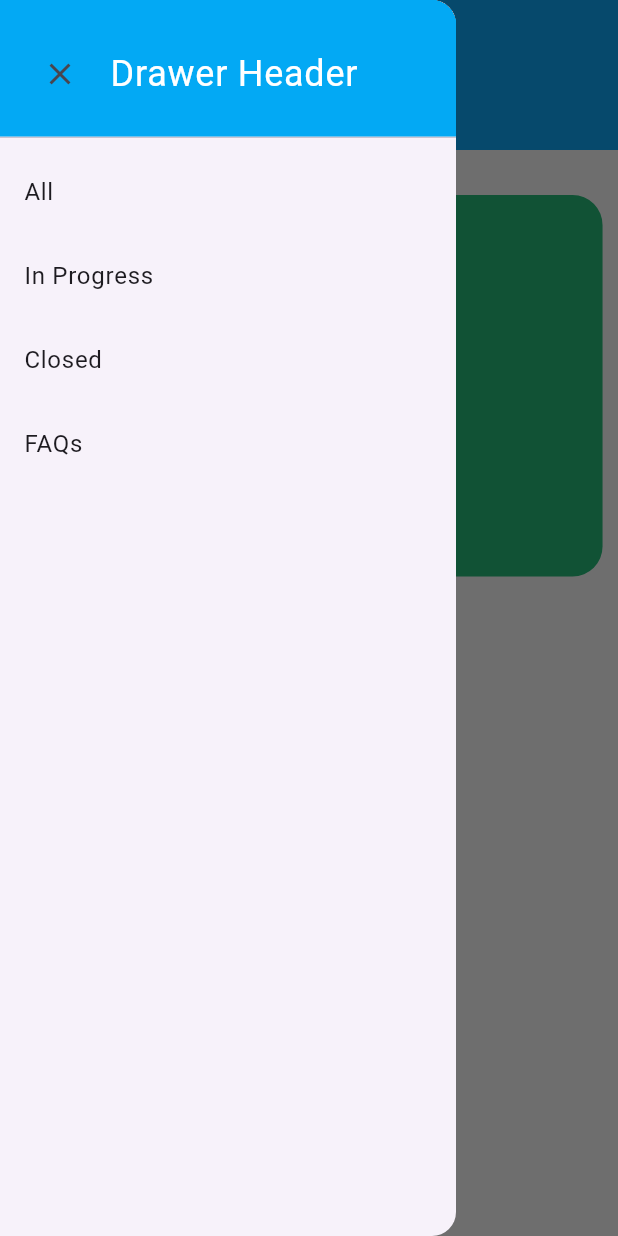
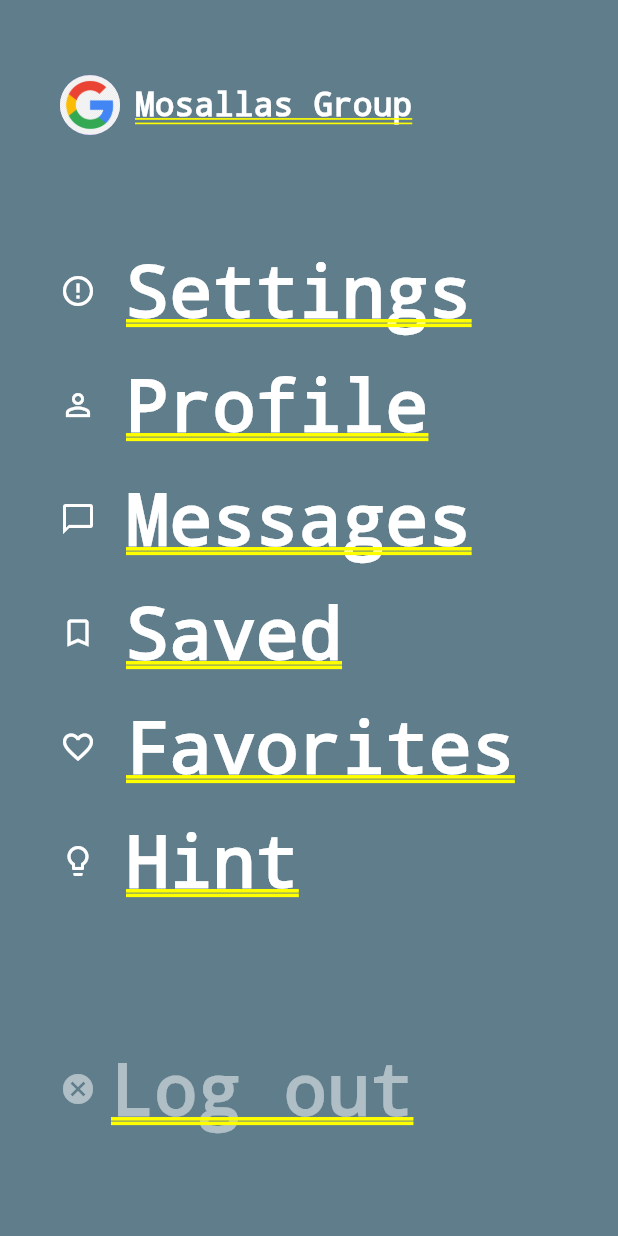
Before and after one commit to Arnoldmosha60/Online-Help-Desk, a Flutter app: the DashboardScreen screen opened directly, after a tap on the "menu" icon, on a phone screen of 412 x 824 dp. Run offline on Flutter 3.47's test engine with Material 3 defaults, Android fonts, the phone set to English and light mode, and no system bars; drawn by our look-alikes of fl_chart; our stand-ins replace google_nav_bar; missing offline and left inert: dart:js.

Commit message:
progress

```diff
--- a/lib/dashboardscreen.dart
+++ b/lib/dashboardscreen.dart
@@ -1,5 +1,8 @@
+import 'dart:js';
+
 import 'package:flutter/material.dart';
 import 'package:fl_chart/fl_chart.dart';
+import 'package:new_helpdesk/drawer_screen.dart';
 import 'dart:ui';
 import 'chart/pie_chart.dart';
 import 'chart/piez-chart_data.dart';
@@ -26,9 +29,14 @@ List<PieChartSectionData> pieChartSectionData = [
     color: const Color(0xffa2663e),
   ),
 ];
+double xOffset = 0;
+double yOffset = 0;
+
+bool isDrawerOpen = false;
 
 class DashboardScreen extends StatelessWidget {
   const DashboardScreen({Key? key}) : super(key: key);
+
 
   @override
   Widget build(BuildContext context) {
@@ -37,14 +45,20 @@ class DashboardScreen extends StatelessWidget {
     return Scaffold(
         key: scaffoldKey,
         appBar: PreferredSize(
-        preferredSize: const Size.fromHeight(100.0), // Set the preferred height of the AppBar
+          preferredSize: const Size.fromHeight(
+              100.0), // Set the preferred height of the AppBar
           child: AppBar(
+
+
             elevation: 5,
             title: const Padding(
               padding: EdgeInsets.only(top: 20.0), // Add padding from the top
               child: Text(
                 'Help Desk',
-              style: TextStyle(color: Colors.black, fontSize: 30.0, fontWeight: FontWeight.bold),
+                style: TextStyle(
+                    color: Colors.black,
+                    fontSize: 30.0,
+                    fontWeight: FontWeight.bold),
               ),
             ),
             backgroundColor: Colors.lightBlue,
@@ -53,11 +67,14 @@ class DashboardScreen extends StatelessWidget {
               child: IconButton(
                 icon: const Icon(Icons.menu),
                 onPressed: () {
-                scaffoldKey.currentState?.openDrawer();
+                  // scaffoldKey.currentState?.openDrawer();
+                  Navigator.push(context, MaterialPageRoute(builder:(context) => DrawerScreen()));
+
                 },
               ),
             ),
-          automaticallyImplyLeading: false, // Disable the default leading icon
+            automaticallyImplyLeading:
+                false, // Disable the default leading icon
           ),
         ),
         body: Container(
@@ -68,69 +85,136 @@ class DashboardScreen extends StatelessWidget {
               ChartContainer(
                   title: 'Pie Chart',
                   color: const Color(0xff24b273),
-                chart: PieChartContent()
-            ),
+                  chart: PieChartContent()),
             ],
           ),
         ),
-      drawer: Drawer(
-        child: ListView(
-          padding: EdgeInsets.zero,
-          children: [
-            SizedBox(
-              height: 100.0, // Set the height of the drawer header
-              child: DrawerHeader(
-                decoration: const BoxDecoration(
-                  color: Colors.lightBlue,
-                ),
-                child: Row(
-                  mainAxisAlignment: MainAxisAlignment.spaceBetween,
-                  children: [
-                    IconButton(
-                      icon: const Icon(Icons.close), // Icon for closing the drawer
-                      onPressed: () {
-                        Navigator.pop(context); // Close the drawer
-                      },
-                    ),
-                    const Text(
-                      'Drawer Header',
-                      style: TextStyle(
-                        color: Colors.white,
-                        fontSize: 24,
-                      ),
-                    ),
-                    const SizedBox(width: 40), // Adjust the width as needed
-                  ],
-                ),
-              ),
-            ),
-            ListTile(
-              title: const Text('All'),
-              onTap: () {
-                Navigator.pop(context); // Close the drawer
-              },
-            ),
-            ListTile(
-              title: const Text('In Progress'),
-              onTap: () {
-                Navigator.pop(context); // Close the drawer
-              },
-            ),
-            ListTile(
-              title: const Text('Closed'),
-              onTap: () {
-                Navigator.pop(context); // Close the drawer
-              },
-            ),
-            ListTile(
-              title: const Text('FAQs'),
-              onTap: () {
-                Navigator.pop(context); // Close the drawer
-              },
-            ),
-          ],
-        ),
-      ),
+        // drawer: Drawer(
+        //     child: Container(
+        //   color: Colors.blueGrey,
+        //   child: Padding(
+        //     padding: EdgeInsets.only(top: 50, left: 40, bottom: 70),
+        //     child: Column(
+        //       mainAxisAlignment: MainAxisAlignment.spaceBetween,
+        //       children: <Widget>[
+        //         Row(
+        //           children: <Widget>[
+        //             CircleAvatar(
+        //               child: ClipRRect(
+        //                 borderRadius: BorderRadius.circular(20),
+        //                 child: Image(
+        //                   fit: BoxFit.cover,
+        //                   image: AssetImage('assets/Group.jpg'),
+        //                 ),
+        //               ),
+        //             ),
+        //             SizedBox(
+        //               width: 10,
+        //             ),
+        //             Text(
+        //               'Mosallas Group',
+        //               style: TextStyle(
+        //                   color: Colors.white,
+        //                   fontSize: 22,
+        //                   fontWeight: FontWeight.bold),
+        //             ),
+        //           ],
+        //         ),
+        //         Column(
+        //           children: <Widget>[
+        //             NewRow(
+        //               text: 'Settings',
+        //               icon: Icons.error_outline,
+        //             ),
+        //             SizedBox(
+        //               height: 20,
+        //             ),
+        //             NewRow(
+        //               text: 'Profile',
+        //               icon: Icons.person_outline,
+        //             ),
+        //             SizedBox(
+        //               height: 20,
+        //             ),
+        //             NewRow(
+        //               text: 'Messages',
+        //               icon: Icons.chat_bubble_outline,
+        //             ),
+        //             SizedBox(
+        //               height: 20,
+        //             ),
+        //             NewRow(
+        //               text: 'Saved',
+        //               icon: Icons.bookmark_border,
+        //             ),
+        //             SizedBox(
+        //               height: 20,
+        //             ),
+        //             NewRow(
+        //               text: 'Favorites',
+        //               icon: Icons.favorite_border,
+        //             ),
+        //             SizedBox(
+        //               height: 20,
+        //             ),
+        //             NewRow(
+        //               text: 'Hint',
+        //               icon: Icons.lightbulb_outline,
+        //             ),
+        //             SizedBox(
+        //               height: 20,
+        //             ),
+        //           ],
+        //         ),
+        //         Row(
+        //           children: <Widget>[
+        //             Icon(
+        //               Icons.cancel,
+        //               color: Colors.white.withOpacity(0.5),
+        //             ),
+        //             SizedBox(
+        //               width: 10,
+        //             ),
+        //             Text(
+        //               'Log out',
+        //               style: TextStyle(color: Colors.white.withOpacity(0.5)),
+        //             )
+        //           ],
+        //         )
+        //       ],
+        //     ),
+        //   ),
+        // ))
     );
   }
 }
+
+class NewRow extends StatelessWidget {
+  final IconData icon;
+  final String text;
+
+  const NewRow({
+    super.key,
+    required this.icon,
+    required this.text,
+  });
+
+  @override
+  Widget build(BuildContext context) {
+    return Row(
+      children: <Widget>[
+        Icon(
+          icon,
+          color: Colors.white,
+        ),
+        SizedBox(
+          width: 20,
+        ),
+        Text(
+          text,
+          style: TextStyle(color: Colors.white),
+        )
+      ],
+    );
+  }
+}
--- /dev/null
+++ b/lib/drawer_screen.dart
@@ -0,0 +1,136 @@
+import 'package:flutter/material.dart';
+
+class DrawerScreen extends StatefulWidget {
+  @override
+  _DrawerScreenState createState() => _DrawerScreenState();
+}
+
+class _DrawerScreenState extends State<DrawerScreen> {
+  @override
+  Widget build(BuildContext context) {
+    return Container(
+      color: Colors.blueGrey,
+      child: Padding(
+        padding: EdgeInsets.only(top: 50, left: 40, bottom: 70),
+        child: Column(
+          mainAxisAlignment: MainAxisAlignment.spaceBetween,
+          children: <Widget>[
+            Row(
+              children: <Widget>[
+                CircleAvatar(
+                  child: ClipRRect(
+                    borderRadius: BorderRadius.circular(20),
+                    child: Image(
+                      fit: BoxFit.cover,
+                      image: AssetImage('images/google.png'),
+                    ),
+                  ),
+                ),
+                SizedBox(
+                  width: 10,
+                ),
+                Text(
+                  'Mosallas Group',
+                  style: TextStyle(
+                      color: Colors.white,
+                      fontSize: 22,
+                      fontWeight: FontWeight.bold),
+                ),
+              ],
+            ),
+            Column(
+              children: <Widget>[
+                NewRow(
+                  text: 'Settings',
+                  icon: Icons.error_outline,
+                ),
+                SizedBox(
+                  height: 20,
+                ),
+                NewRow(
+                  text: 'Profile',
+                  icon: Icons.person_outline,
+                ),
+                SizedBox(
+                  height: 20,
+                ),
+                NewRow(
+                  text: 'Messages',
+                  icon: Icons.chat_bubble_outline,
+                ),
+                SizedBox(
+                  height: 20,
+                ),
+                NewRow(
+                  text: 'Saved',
+                  icon: Icons.bookmark_border,
+                ),
+                SizedBox(
+                  height: 20,
+                ),
+                NewRow(
+                  text: 'Favorites',
+                  icon: Icons.favorite_border,
+                ),
+                SizedBox(
+                  height: 20,
+                ),
+                NewRow(
+                  text: 'Hint',
+                  icon: Icons.lightbulb_outline,
+                ),
+                SizedBox(
+                  height: 20,
+                ),
+              ],
+            ),
+            Row(
+              children: <Widget>[
+                Icon(
+                  Icons.cancel,
+                  color: Colors.white.withOpacity(0.5),
+                ),
+                SizedBox(
+                  width: 10,
+                ),
+                Text(
+                  'Log out',
+                  style: TextStyle(color: Colors.white.withOpacity(0.5)),
+                )
+              ],
+            )
+          ],
+        ),
+      ),
+    );
+  }
+}
+
+class NewRow extends StatelessWidget {
+  final IconData icon;
+  final String text;
+
+  const NewRow({super.key,
+    required this.icon,
+    required this.text,
+  });
+
+  @override
+  Widget build(BuildContext context) {
+    return Row(
+      children: <Widget>[
+        Icon(
+          icon,
+          color: Colors.white,
+        ),
+        SizedBox(
+          width: 20,
+        ),
+        Text(
+          text,
+          style: TextStyle(color: Colors.white),
+        )
+      ],
+    );
+  }
+}
--- a/lib/login.dart
+++ b/lib/login.dart
@@ -1,6 +1,7 @@
 import 'package:flutter/material.dart';
+import 'package:new_helpdesk/dashboardscreen.dart';
 import 'package:new_helpdesk/registration.dart';
-
+import 'drawer_screen.dart';
 import 'menu.dart';
 
 class LoginPage extends StatefulWidget {
```
Also changed, not shown: lib/home_mchong0.dart (added, +213 -0 lines), lib/main.dart (+13 -10 lines), 1 other file. Lines whose indentation alone changed are shown as unchanged.
